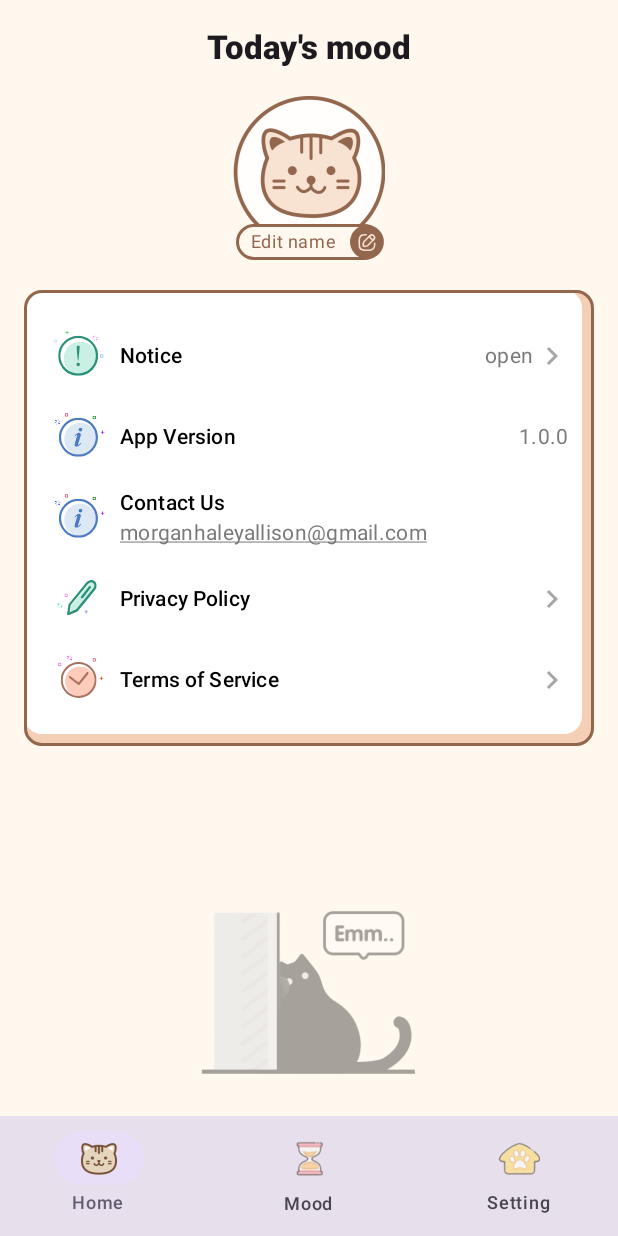
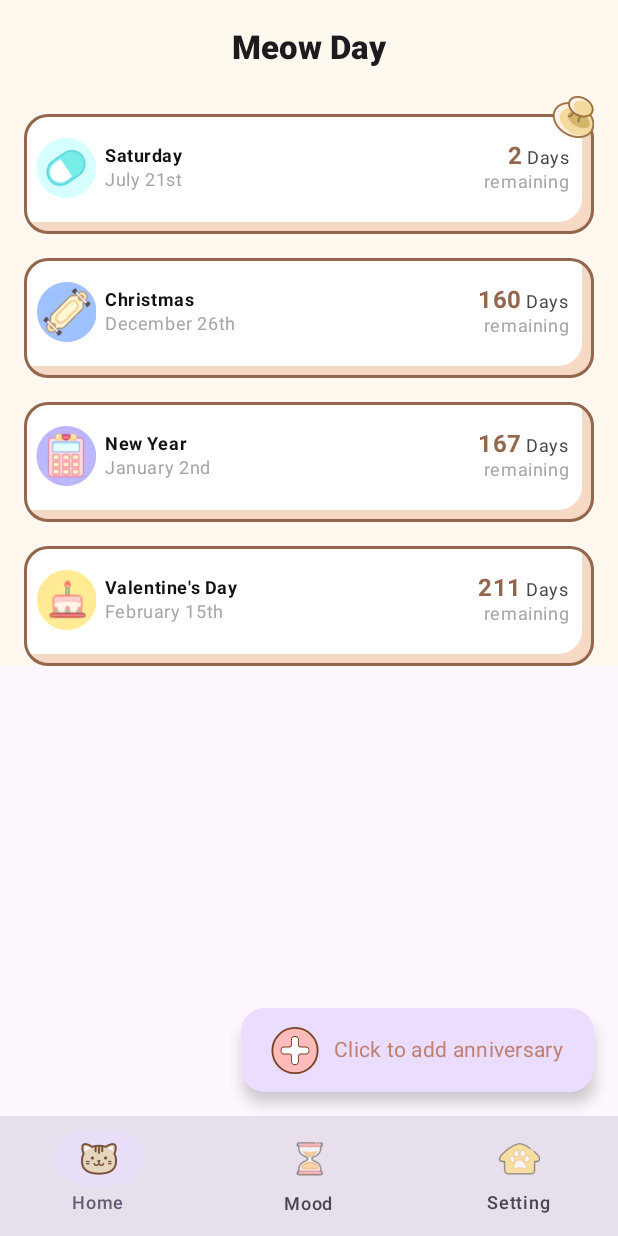
Before and after one commit to Vicent9920/BasicCodelab, an Android app built with Jetpack Compose: the MainActivity screen opened directly, with no data from a screen before it, on a phone screen of 412 x 824 dp. Run offline under Robolectric (Android 15) with nearby library versions, the phone set to English and light mode, and no system bars; our stand-ins replace Room's generated code, constraintlayout-compose.

Commit message:
完成主页动态UI列表设置

```diff
--- /dev/null
+++ b/app/src/main/java/com/example/basicscodelab/data/DaysBean.kt
@@ -0,0 +1,33 @@
+package com.example.basicscodelab.data
+
+import androidx.room.Entity
+import androidx.room.PrimaryKey
+
+/**
+ * DaysBean
+ * Description:倒计时/纪念日
+ * Author: Vincent
+ * Date: 2023/11/28
+ * Email:vincent.wei@backgardon.com
+ * Version:
+ */
+@Entity
+data class DaysBean(
+  @PrimaryKey(autoGenerate = true) val id: Int = 0,
+  val icon: Int,
+  val name: String,
+  val date: Long,
+  val tack: Boolean = false,
+  val remind:Boolean = false
+){
+
+   fun equalsItem(other: DaysBean): Boolean {
+    return id == other.id
+      && icon == other.icon
+      && name == other.name
+      && date == other.date
+      && tack == other.tack
+      && remind == other.remind
+  }
+
+}
--- /dev/null
+++ b/app/src/main/java/com/example/basicscodelab/ui/home/HomeScreen.kt
@@ -0,0 +1,164 @@
+package com.example.basicscodelab.ui.home
+
+import androidx.compose.foundation.Image
+import androidx.compose.foundation.background
+import androidx.compose.foundation.border
+import androidx.compose.foundation.layout.Arrangement
+import androidx.compose.foundation.layout.Box
+import androidx.compose.foundation.layout.Column
+import androidx.compose.foundation.layout.PaddingValues
+import androidx.compose.foundation.layout.Row
+import androidx.compose.foundation.layout.Spacer
+import androidx.compose.foundation.layout.fillMaxWidth
+import androidx.compose.foundation.layout.height
+import androidx.compose.foundation.layout.padding
+import androidx.compose.foundation.layout.size
+import androidx.compose.foundation.layout.width
+import androidx.compose.foundation.lazy.LazyColumn
+import androidx.compose.foundation.lazy.items
+import androidx.compose.foundation.shape.RoundedCornerShape
+import androidx.compose.material3.Card
+import androidx.compose.material3.CardDefaults
+import androidx.compose.material3.Icon
+import androidx.compose.material3.Text
+import androidx.compose.runtime.Composable
+import androidx.compose.runtime.collectAsState
+import androidx.compose.runtime.getValue
+import androidx.compose.ui.Alignment
+import androidx.compose.ui.Modifier
+import androidx.compose.ui.draw.clip
+import androidx.compose.ui.graphics.Color
+import androidx.compose.ui.res.painterResource
+import androidx.compose.ui.text.SpanStyle
+import androidx.compose.ui.text.buildAnnotatedString
+import androidx.compose.ui.text.font.FontWeight
+import androidx.compose.ui.text.withStyle
+import androidx.compose.ui.unit.dp
+import androidx.compose.ui.unit.sp
+import androidx.lifecycle.viewmodel.compose.viewModel
+import com.example.basicscodelab.R
+import com.example.basicscodelab.data.DaysBean
+import com.example.basicscodelab.ui.theme.Typography
+import com.example.basicscodelab.utils.DateUtils
+
+/**
+ * HomeScreen
+ * Description:
+ * Author: Vincent
+ * Date: 2024/7/17
+ * Email:vincent.wei@backgardon.com
+ * Version:
+ */
+@Composable
+fun HomeScreen(modifier: Modifier, homeViewModel: HomeViewModel = viewModel()) {
+  val list by homeViewModel.queryAllDaysBean().collectAsState(initial = emptyList())
+  Column(
+    modifier = modifier
+      .fillMaxWidth()
+      .background(color = Color(0xFFFFF8EE)),
+    horizontalAlignment = Alignment.CenterHorizontally
+  ) {
+    if (list.isEmpty()) {
+      Spacer(modifier = Modifier.height(120.dp))
+      Icon(
+        modifier = Modifier.size(160.dp, 80.dp),
+        painter = painterResource(id = R.mipmap.ic_home_empty_icon),
+        tint = Color.Unspecified,
+        contentDescription = null
+      )
+      Spacer(modifier = Modifier.weight(1f))
+    } else {
+      LazyColumn(
+        contentPadding = PaddingValues(horizontal = 16.dp),
+        verticalArrangement = Arrangement.spacedBy(16.dp)
+      ) {
+        items(list) { item ->
+          if (item.tack){
+            Box (modifier = Modifier
+              .height(92.dp)
+              .fillMaxWidth()){
+              DayItemView(item = item, modifier = Modifier.align(Alignment.BottomCenter))
+              Image(painter = painterResource(R.mipmap.ic_tack), contentDescription = "tack", modifier = Modifier.align(Alignment.TopEnd))
+            }
+          }else{
+            DayItemView(item = item)
+          }
+
+
+        }
+
+      }
+    }
+
+  }
+}
+
+@Composable
+fun DayItemView(item:DaysBean,modifier:Modifier = Modifier){
+  Card(
+    modifier = modifier
+      .height(80.dp)
+      .fillMaxWidth()
+      .border(width = 2.dp, color = Color(0xFF93664e), shape = RoundedCornerShape(16.dp))
+      .background(color = Color(0xFFf6d9c4), shape = RoundedCornerShape(16.dp))
+      .padding(end = 8.dp, bottom = 8.dp)
+      .clip(RoundedCornerShape(bottomEnd = 8.dp))
+      .background(
+        color = Color.White,
+        shape = RoundedCornerShape(bottomEnd = 16.dp, topStart = 16.dp)
+      )
+      .padding(8.dp, 16.dp, 8.dp, 8.dp),
+    colors = CardDefaults.cardColors(
+      contentColor = Color.Green,
+      containerColor = Color.White
+    )
+  ) {
+    Row(modifier = Modifier.fillMaxWidth(), verticalAlignment = Alignment.CenterVertically) {
+      Image(painter = painterResource(item.icon), contentDescription = item.name)
+      Spacer(modifier = Modifier.width(6.dp))
+      Column {
+        Text(
+          text = item.name,
+          style = Typography.bodySmall.copy(
+            color = Color(0xFF121212),
+            fontWeight = FontWeight.Bold
+          )
+        )
+        Text(
+          text = DateUtils.parseDate(item.date),
+          style = Typography.bodySmall.copy(color = Color(0xFFA6A6A6))
+        )
+      }
+      Spacer(modifier = Modifier.weight(1f))
+      Column(horizontalAlignment = Alignment.End) {
+        val day = DateUtils.getTimeSpanByNow(item.date)
+        Text(
+          text = buildAnnotatedString {
+            withStyle(
+              style = SpanStyle(
+                color = Color(0xFF93664E),
+                fontSize = 16.sp,
+                fontWeight = FontWeight.Bold
+              )
+            ) {
+              append(day.toString())
+            }
+            append(" Days")
+
+          }, style =
+          Typography.bodySmall.copy(
+            color = Color(0xFF454545),
+            fontSize = 12.sp
+          )
+        )
+
+        Text(
+          text = if (day > 0) {
+            "remaining"
+          } else "Has passed",
+          style = Typography.bodySmall.copy(color = Color(0xFFA6A6A6))
+        )
+      }
+    }
+  }
+}
--- /dev/null
+++ b/app/src/main/java/com/example/basicscodelab/ui/home/HomeViewModel.kt
@@ -0,0 +1,68 @@
+package com.example.basicscodelab.ui.home
+
+import androidx.lifecycle.ViewModel
+import androidx.lifecycle.viewModelScope
+import com.example.basicscodelab.R
+import com.example.basicscodelab.data.DaysBean
+import com.example.basicscodelab.db.DBUtils
+import com.example.basicscodelab.utils.DateUtils
+import com.example.basicscodelab.utils.PreferenceUtil
+import kotlinx.coroutines.Dispatchers
+import kotlinx.coroutines.launch
+
+private const val DEFAULT_DAY_KEY = "default_day_key"
+
+/**
+ * HomeViewModel
+ * Description:
+ * Author: Vincent
+ * Date: 2024/7/17
+ * Email:vincent.wei@backgardon.com
+ * Version:
+ */
+class HomeViewModel:ViewModel() {
+
+  init {
+    checkDefault()
+  }
+
+  fun queryAllDaysBean() = DBUtils.queryAllDaysBean()
+
+  private fun checkDefault() {
+    viewModelScope.launch(Dispatchers.Default) {
+       var isAdd by PreferenceUtil(DEFAULT_DAY_KEY, false)
+      if (!isAdd) {
+        DBUtils.insertDaysBean(
+          DaysBean(
+            icon = R.mipmap.ic_basketball,
+            name = "Saturday",
+            date = DateUtils.getNextSaturday(),
+            tack = true
+          )
+        )
+        DBUtils.insertDaysBean(
+          DaysBean(
+            icon = R.mipmap.ic_skateboarding,
+            name = "Christmas",
+            date = DateUtils.getChristmas()
+          )
+        )
+        DBUtils.insertDaysBean(
+          DaysBean(
+            icon = R.mipmap.ic_journal,
+            name = "New Year",
+            date = DateUtils.getNewYear()
+          )
+        )
+        DBUtils.insertDaysBean(
+          DaysBean(
+            icon = R.mipmap.ic_birthday,
+            name = "Valentine's Day",
+            date = DateUtils.getValentineDay()
+          )
+        )
+        isAdd = true
+      }
+    }
+  }
+}
--- a/app/src/main/java/com/example/basicscodelab/ui/home/MainActivity.kt
+++ b/app/src/main/java/com/example/basicscodelab/ui/home/MainActivity.kt
@@ -32,6 +32,7 @@ import androidx.compose.material3.CenterAlignedTopAppBar
 import androidx.compose.material3.Divider
 import androidx.compose.material3.ElevatedButton
 import androidx.compose.material3.ExperimentalMaterial3Api
+import androidx.compose.material3.ExtendedFloatingActionButton
 import androidx.compose.material3.Icon
 import androidx.compose.material3.MaterialTheme
 import androidx.compose.material3.NavigationBar
@@ -42,6 +43,7 @@ import androidx.compose.material3.Text
 import androidx.compose.material3.TopAppBarDefaults
 import androidx.compose.runtime.Composable
 import androidx.compose.runtime.getValue
+import androidx.compose.runtime.mutableIntStateOf
 import androidx.compose.runtime.mutableStateOf
 import androidx.compose.runtime.remember
 import androidx.compose.runtime.setValue
@@ -78,86 +80,61 @@ fun MainPage(modifier: Modifier = Modifier) {
 @OptIn(ExperimentalMaterial3Api::class)
 @Composable
 fun Screen(modifier: Modifier = Modifier) {
+  var index by remember { mutableIntStateOf(0) }
+  val titles = mutableListOf("Meow Day", "Today's mood", "Meow setting")
   Scaffold(
     modifier = modifier,
     topBar = {
       CenterAlignedTopAppBar(
         title = {
           Text(
-                        text = "Today's mood",
+            text = titles[index],
             style = Typography.titleLarge.copy(fontWeight = FontWeight.ExtraBold)
           )
         },
         colors = TopAppBarDefaults.smallTopAppBarColors(containerColor = Color(0xFFFFF8EE)),
       )
     },
-        bottomBar = { MainBottomNavigation() },
+    bottomBar = {
+      MainBottomNavigation { value ->
+        if (index != value) {
+          index = value
+        }
+      }
+    },
     content = { paddingValues ->
-            SettingScreen(modifier = Modifier.padding(paddingValues))
-        },
-//        floatingActionButton = {
-//            ExtendedFloatingActionButton(
-//                onClick = {},
-//            ) {
-//                Icon(
-//                    modifier = Modifier.size(32.dp, 32.dp),
-//                    painter = painterResource(id = R.drawable.ic_home_add),
-//                    tint = Color.Unspecified,
-//                    contentDescription = null
-//                )
-//                Spacer(modifier = Modifier.width(10.dp))
-//                Text(
-//                    text = "Click to add anniversary",
-//                    style = Typography.bodyMedium.copy(color = Color(0xFFBE8071))
-//                )
-//            }
-//
-//
-//        }
-    )
-
-
-
-
+      when(index){
+        0 -> HomeScreen(modifier = Modifier.padding(paddingValues))
+        1 -> MoodScreen(modifier = Modifier.padding(paddingValues))
+        2 -> SettingScreen(modifier = Modifier.padding(paddingValues))
       }
 
-@Composable
-fun HomeScreen(modifier: Modifier) {
-    Column(
-        modifier = modifier
-            .fillMaxWidth()
-            .background(color = Color(0xFFFFF8EE)),
-        horizontalAlignment = Alignment.CenterHorizontally
+    },
+
+    floatingActionButton = {
+      if (index == 0) {
+        ExtendedFloatingActionButton(
+          onClick = {},
         ) {
-        Spacer(modifier = Modifier.height(120.dp))
           Icon(
-            modifier = Modifier.size(160.dp, 80.dp),
-            painter = painterResource(id = R.mipmap.ic_home_empty_icon),
+            modifier = Modifier.size(32.dp, 32.dp),
+            painter = painterResource(id = R.drawable.ic_home_add),
             tint = Color.Unspecified,
             contentDescription = null
           )
-        Spacer(modifier = Modifier.weight(1f))
-//        ElevatedCard {
-//            Column(
-//                modifier = Modifier.padding(8.dp),
-//                horizontalAlignment = Alignment.CenterHorizontally
-//            ) {
-//                Icon(
-//                    modifier = Modifier.size(52.dp, 52.dp),
-//                    painter = painterResource(id = R.drawable.ic_home_add),
-//                    tint = Color.Unspecified,
-//                    contentDescription = null
-//                )
-//                Spacer(modifier = Modifier.height(10.dp))
-//                Text(
-//                    text = "Click to add anniversary",
-//                    style = Typography.bodyMedium.copy(color = Color(0xFFBE8071))
-//                )
-//            }
-//        }
-        Spacer(modifier = Modifier.height(24.dp))
+          Spacer(modifier = Modifier.width(10.dp))
+          Text(
+            text = "Click to add anniversary",
+            style = Typography.bodyMedium.copy(color = Color(0xFFBE8071))
+          )
         }
       }
+
+    }
+  )
+}
+
+
 
 @Composable
 fun MoodScreen(modifier: Modifier) {
@@ -425,7 +402,7 @@ fun SettingScreen(modifier: Modifier) {
 }
 
 @Composable
-private fun MainBottomNavigation(modifier: Modifier = Modifier) {
+private fun MainBottomNavigation(modifier: Modifier = Modifier, onItemClick: (Int) -> Unit) {
   NavigationBar(
     containerColor = MaterialTheme.colorScheme.surfaceVariant,
     modifier = modifier
@@ -442,7 +419,7 @@ private fun MainBottomNavigation(modifier: Modifier = Modifier) {
         Text("Home")
       },
       selected = true,
-            onClick = {}
+      onClick = { onItemClick.invoke(0) }
     )
     NavigationBarItem(
       icon = {
@@ -456,7 +433,7 @@ private fun MainBottomNavigation(modifier: Modifier = Modifier) {
         Text("Mood")
       },
       selected = false,
-            onClick = {}
+      onClick = { onItemClick.invoke(1) }
     )
     NavigationBarItem(
       icon = {
@@ -470,7 +447,7 @@ private fun MainBottomNavigation(modifier: Modifier = Modifier) {
         Text("Setting")
       },
       selected = false,
-            onClick = {}
+      onClick = { onItemClick.invoke(2) }
     )
   }
 }
--- a/app/src/main/java/com/example/basicscodelab/ui/splash/SplashActivity.kt
+++ b/app/src/main/java/com/example/basicscodelab/ui/splash/SplashActivity.kt
@@ -11,12 +11,10 @@ import androidx.compose.material3.Scaffold
 import androidx.compose.material3.Surface
 import androidx.compose.runtime.Composable
 import androidx.compose.runtime.getValue
-import androidx.compose.runtime.mutableIntStateOf
 import androidx.compose.runtime.mutableStateOf
 import androidx.compose.runtime.saveable.rememberSaveable
 import androidx.compose.runtime.setValue
 import androidx.compose.ui.Modifier
-import androidx.compose.ui.text.ExperimentalTextApi
 import androidx.compose.ui.tooling.preview.Preview
 import com.example.basicscodelab.ui.dialog.PrivacyPolicyDialog
 import com.example.basicscodelab.ui.home.MainActivity
@@ -39,7 +37,8 @@ class SplashActivity : ComponentActivity() {
 @Composable
 fun MyApp(exit: () -> Unit, next: () -> Unit, viewModel: SplashViewModel = SplashViewModel()) {
     BasicsCodelabTheme {
-        var pageIndex by rememberSaveable { mutableIntStateOf(0) }
+
+        var pageIndex by rememberSaveable { mutableStateOf(0) }
         Scaffold { paddingValues ->
             when (pageIndex) {
                 0 -> SplashScreen(modifier = Modifier
--- a/app/src/main/java/com/example/basicscodelab/ui/home/CardView.kt
+++ b/app/src/main/java/com/example/basicscodelab/ui/widget/CardView.kt
@@ -1,4 +1,4 @@
-package com.example.basicscodelab.ui.home
+package com.example.basicscodelab.ui.widget
 
 import androidx.compose.foundation.background
 import androidx.compose.foundation.border
@@ -10,7 +10,6 @@ import androidx.compose.foundation.layout.padding
 import androidx.compose.foundation.shape.RoundedCornerShape
 import androidx.compose.material3.Card
 import androidx.compose.material3.CardDefaults
-import androidx.compose.material3.Scaffold
 import androidx.compose.material3.Surface
 import androidx.compose.runtime.Composable
 import androidx.compose.ui.Modifier
@@ -33,7 +32,7 @@ import com.example.basicscodelab.ui.theme.BasicsCodelabTheme
 @Composable
 fun CustomCardView(modifier: Modifier = Modifier, content: @Composable ColumnScope.() -> Unit) {
   Card(
-    modifier = Modifier
+    modifier = modifier
       .fillMaxWidth()
       .padding(16.dp, 200.dp)
       .border(width = 2.dp, color = Color.Red, shape = RoundedCornerShape(12.dp))
--- a/gradle/libs.versions.toml
+++ b/gradle/libs.versions.toml
@@ -11,6 +11,7 @@ espresso-core = "3.5.1"
 lifecycle-runtime-ktx = "2.6.1"
 activity-compose = "1.7.0"
 compose-bom = "2023.03.00"
+room_version = "2.5.1"
 
 [libraries]
 androidx-constraintlayout-compose = { module = "androidx.constraintlayout:constraintlayout-compose", version.ref = "constraintlayout-compose" }
@@ -30,6 +31,9 @@ ui-tooling-preview = { group = "androidx.compose.ui", name = "ui-tooling-preview
 ui-test-manifest = { group = "androidx.compose.ui", name = "ui-test-manifest" }
 ui-test-junit4 = { group = "androidx.compose.ui", name = "ui-test-junit4" }
 material3 = { group = "androidx.compose.material3", name = "material3" }
+room-runtime = { group = "androidx.room", name = "room-runtime", version.ref = "room_version" }
+room-ktx = { group = "androidx.room", name = "room-ktx", version.ref = "room_version" }
+room-compiler = { group = "androidx.room", name = "room-compiler", version.ref = "room_version" }
 
 [plugins]
 com-android-application = { id = "com.android.application", version.ref = "agp" }
```
Also changed, not shown: app/build.gradle.kts (+9 -3 lines), app/src/main/java/com/example/basicscodelab/data/MoodRecordBean.kt (added, +10 -0 lines), app/src/main/java/com/example/basicscodelab/db/DBUtils.kt (added, +26 -0 lines), app/src/main/java/com/example/basicscodelab/db/MeowDatabase.kt (added, +29 -0 lines), app/src/main/java/com/example/basicscodelab/db/dao/DaysDao.kt (added, +32 -0 lines), app/src/main/java/com/example/basicscodelab/db/dao/MoodDao.kt (added, +30 -0 lines), app/src/main/java/com/example/basicscodelab/utils/DateUtils.kt (added, +158 -0 lines), app/src/main/res/mipmap-xxxhdpi/ic_basketball.webp (added), app/src/main/res/mipmap-xxxhdpi/ic_birthday.webp (added), app/src/main/res/mipmap-xxxhdpi/ic_journal.webp (added), app/src/main/res/mipmap-xxxhdpi/ic_skateboarding.webp (added), app/src/main/res/mipmap-xxxhdpi/ic_tack.webp (added). Lines whose indentation alone changed are shown as unchanged.
